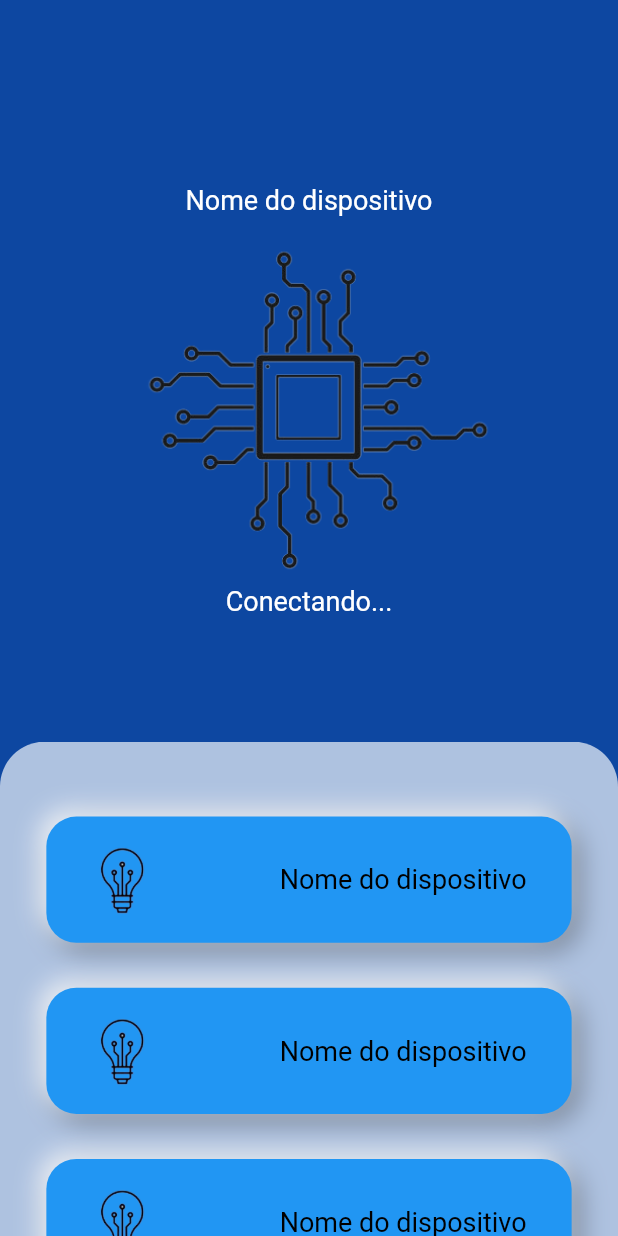
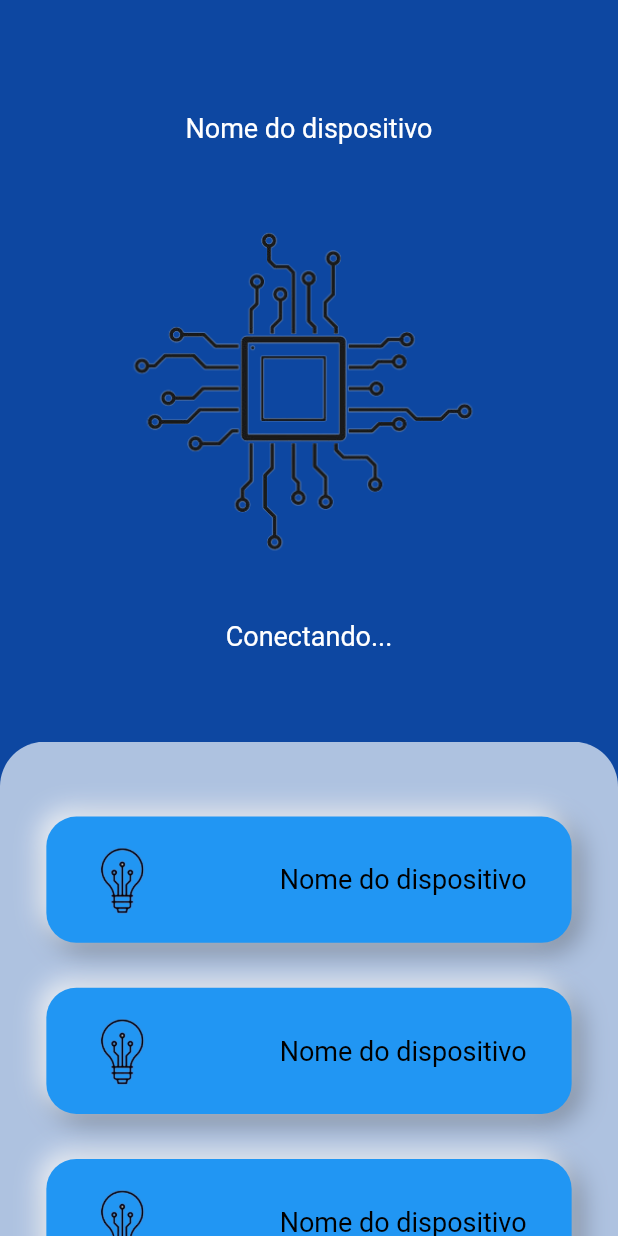
Before and after one commit to paulatalim/Iris, a Flutter app: the screen it shows after launch, on a phone screen of 412 x 824 dp. Run offline on Flutter 3.47's test engine with Material 2 defaults, Android fonts, the phone set to English and light mode, and no system bars.

Commit message:
estilizacao de outro container

```diff
--- a/lib/devices.dart
+++ b/lib/devices.dart
@@ -15,24 +15,20 @@ class _DevicesState extends State<Devices> {
         decoration: BoxDecoration(color: Colors.blue[900]),
         child: Column(
           children: [
-            Expanded(
-              flex: 3,
-              child: Container(
+            Container(
               decoration: const BoxDecoration(
-                    // color: Color.fromARGB(255, 255, 0, 0),
+                  // color: Color.fromARGB(255, 0, 255, 55),
                   ),
-                // color: widget.corLavanda, // Usando a cor personalizada
-                child: Center(
+              padding: EdgeInsets.only(top: 75, bottom: 60),
+              width: MediaQuery.of(context).size.width,
+              height: 0.6 * MediaQuery.of(context).size.height,
               child: Column(
                 mainAxisAlignment:
-                        MainAxisAlignment.center, // Centralize verticalmente
+                    MainAxisAlignment.spaceBetween, // Centralize verticalmente
                 crossAxisAlignment:
                     CrossAxisAlignment.center, // Centralize horizontalmente
                 children: [
-                      const Padding(
-                        padding: EdgeInsets.only(
-                            top: 40.0, left: 0, right: 0, bottom: 0),
-                        child: Text(
+                  Text(
                     'Nome do dispositivo',
                     textAlign: TextAlign.center,
                     style: TextStyle(
@@ -40,23 +36,12 @@ class _DevicesState extends State<Devices> {
                       fontSize: 18, // Tamanho do texto
                     ),
                   ),
-                      ),
-                      Padding(
-                        padding: const EdgeInsets.only(
-                            top: 0.0,
-                            left: 20,
-                            right: 0,
-                            bottom: 0), // Adicione o padding desejado aqui
-                        child: Image.asset(
+                  Image.asset(
                     'assets/images/hardware.png',
                     width: 300,
                     // height: 300,
                   ),
-                      ),
-                      const Padding(
-                        padding: EdgeInsets.only(
-                            top: 0, left: 0, right: 0, bottom: 0),
-                        child: Text(
+                  Text(
                     'Conectando...',
                     textAlign: TextAlign.center,
                     style: TextStyle(
@@ -64,10 +49,7 @@ class _DevicesState extends State<Devices> {
                       fontSize: 18, // Tamanho do texto
                     ),
                   ),
-                      ),
                 ],
-                  ),
-                ),
               ),
             ),
             Expanded(
```
Lines whose indentation alone changed are shown as unchanged.
